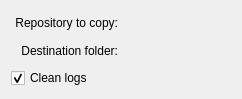
First picture: the form in src/svnfrontend/hotcopydlg.ui, repository centic9/kdesvn-ppa, before the edit.
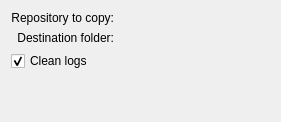
Second picture: the form after the edit. Custom widgets are drawn as their Qt base class.

What changed in the file:
```diff
--- a/src/svnfrontend/hotcopydlg.ui
+++ b/src/svnfrontend/hotcopydlg.ui
@@ -1,67 +1,80 @@
 <ui version="4.0" >
  <class>HotcopyDlg</class>
- <widget class="QWidget" name="HotcopyDlg" >
-  <property name="geometry" >
-   <rect>
-    <x>0</x>
-    <y>0</y>
-    <width>242</width>
-    <height>99</height>
-   </rect>
-  </property>
-  <layout class="QVBoxLayout" >
-   <item>
-    <layout class="QGridLayout" name="m_MainGrid" >
-     <item row="1" column="0" >
-      <widget class="QLabel" name="m_Destlabel" >
-       <property name="text" >
-        <string>Destination folder:</string>
-       </property>
-       <property name="alignment" >
-        <set>Qt::AlignRight|Qt::AlignTrailing|Qt::AlignVCenter</set>
-       </property>
-       <property name="wordWrap" >
-        <bool>false</bool>
-       </property>
-      </widget>
-     </item>
-     <item row="0" column="1" >
-      <widget class="KUrlRequester" name="m_SrcpathEditor" />
-     </item>
-     <item row="1" column="1" >
-      <widget class="KUrlRequester" name="m_DestpathEditor" />
-     </item>
-     <item row="0" column="0" >
-      <widget class="QLabel" name="m_Srclabel" >
-       <property name="text" >
+ <widget class="QWidget" name="HotcopyDlg">
+  <layout class="QGridLayout" name="gridLayout_2">
+   <item row="0" column="0">
+    <layout class="QGridLayout" name="gridLayout">
+     <item row="0" column="0">
+      <widget class="QLabel" name="m_Srclabel">
+       <property name="text">
         <string>Repository to copy:</string>
        </property>
        <property name="alignment" >
         <set>Qt::AlignRight|Qt::AlignTrailing|Qt::AlignVCenter</set>
        </property>
-       <property name="wordWrap" >
+      </widget>
+     </item>
+     <item row="0" column="1">
+      <widget class="KUrlRequester" name="m_SrcpathEditor">
+       <property name="minimumSize">
+        <size>
+         <width>150</width>
+         <height>0</height>
+        </size>
+       </property>
+      </widget>
+     </item>
+     <item row="1" column="0">
+      <widget class="QLabel" name="m_Destlabel">
+       <property name="text">
+        <string>Destination folder:</string>
+       </property>
+       <property name="alignment">
+        <set>Qt::AlignRight|Qt::AlignTrailing|Qt::AlignVCenter</set>
+       </property>
+      </widget>
+     </item>
+     <item row="1" column="1">
+      <widget class="KUrlRequester" name="m_DestpathEditor">
+       <property name="minimumSize">
+        <size>
+         <width>100</width>
+         <height>0</height>
+        </size>
+       </property>
+      </widget>
+     </item>
+     <item row="2" column="0" colspan="2">
+      <widget class="QCheckBox" name="m_Cleanlogs">
+       <property name="text">
+        <string>Clean logs</string>
+       </property>
+       <property name="shortcut">
+        <string/>
+       </property>
+       <property name="checked">
         <bool>true</bool>
        </property>
       </widget>
      </item>
     </layout>
    </item>
-   <item>
-    <widget class="QCheckBox" name="m_Cleanlogs" >
-     <property name="text" >
-      <string>Clean logs</string>
+   <item row="1" column="0">
+    <spacer name="verticalSpacer">
+     <property name="orientation">
+      <enum>Qt::Vertical</enum>
      </property>
-     <property name="shortcut" >
-      <string/>
+     <property name="sizeHint" stdset="0">
+      <size>
+       <width>20</width>
+       <height>40</height>
+      </size>
      </property>
-     <property name="checked" >
-      <bool>true</bool>
-     </property>
-    </widget>
+    </spacer>
    </item>
   </layout>
  </widget>
- <layoutdefault spacing="6" margin="11" />
+ <layoutdefault spacing="6" margin="11"/>
  <customwidgets>
   <customwidget>
    <class>KUrlRequester</class>
```
Left out of the diff: 22 changed lines with no effect on the pictures.
